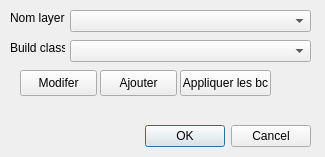
Before: the Qt Designer form py-qgis-plugin-suite/Plugins/MFSF/GUI/uiFile/untitled.ui in siki1793/py-qgis-plugin-suite, drawn with Qt 5.
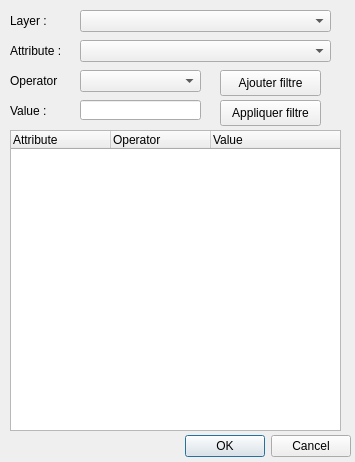
After: the same form once the commit is applied.

Diff of the .ui file:
```diff
--- a/py-qgis-plugin-suite/Plugins/MFSF/GUI/uiFile/untitled.ui
+++ b/py-qgis-plugin-suite/Plugins/MFSF/GUI/uiFile/untitled.ui
@@ -5,8 +5,8 @@
    <rect>
     <x>0</x>
     <y>0</y>
-    <width>325</width>
-    <height>157</height>
+    <width>355</width>
+    <height>462</height>
    </rect>
   </property>
   <property name="windowTitle" >
@@ -15,8 +15,8 @@
   <widget class="QDialogButtonBox" name="buttonBox" >
    <property name="geometry" >
     <rect>
-     <x>-30</x>
-     <y>120</y>
+     <x>10</x>
+     <y>430</y>
      <width>341</width>
      <height>32</height>
     </rect>
@@ -28,20 +28,95 @@
     <set>QDialogButtonBox::Cancel|QDialogButtonBox::NoButton|QDialogButtonBox::Ok</set>
    </property>
   </widget>
-  <widget class="QComboBox" name="layerComboBox" >
-   <property name="enabled" >
-    <bool>true</bool>
+  <widget class="QTreeWidget" name="treeFiltre" >
+   <property name="geometry" >
+    <rect>
+     <x>10</x>
+     <y>130</y>
+     <width>331</width>
+     <height>301</height>
+    </rect>
    </property>
+   <column>
+    <property name="text" >
+     <string>Attribute</string>
+    </property>
+   </column>
+   <column>
+    <property name="text" >
+     <string>Operator</string>
+    </property>
+   </column>
+   <column>
+    <property name="text" >
+     <string>Value</string>
+    </property>
+   </column>
+  </widget>
+  <widget class="QComboBox" name="layerCombo" >
    <property name="geometry" >
     <rect>
-     <x>70</x>
+     <x>80</x>
      <y>10</y>
-     <width>241</width>
+     <width>251</width>
      <height>22</height>
     </rect>
    </property>
-   <property name="editable" >
-    <bool>false</bool>
+  </widget>
+  <widget class="QComboBox" name="attributeCombo" >
+   <property name="geometry" >
+    <rect>
+     <x>80</x>
+     <y>40</y>
+     <width>251</width>
+     <height>22</height>
+    </rect>
+   </property>
+  </widget>
+  <widget class="QComboBox" name="operator" >
+   <property name="geometry" >
+    <rect>
+     <x>80</x>
+     <y>70</y>
+     <width>121</width>
+     <height>22</height>
+    </rect>
+   </property>
+  </widget>
+  <widget class="QLineEdit" name="valueLine" >
+   <property name="geometry" >
+    <rect>
+     <x>80</x>
+     <y>100</y>
+     <width>121</width>
+     <height>20</height>
+    </rect>
+   </property>
+  </widget>
+  <widget class="QPushButton" name="ajouterFiltre" >
+   <property name="geometry" >
+    <rect>
+     <x>220</x>
+     <y>70</y>
+     <width>101</width>
+     <height>26</height>
+    </rect>
+   </property>
+   <property name="text" >
+    <string>Ajouter filtre</string>
+   </property>
+  </widget>
+  <widget class="QPushButton" name="appliquerFiltre" >
+   <property name="geometry" >
+    <rect>
+     <x>220</x>
+     <y>100</y>
+     <width>101</width>
+     <height>26</height>
+    </rect>
+   </property>
+   <property name="text" >
+    <string>Appliquer filtre</string>
    </property>
   </widget>
   <widget class="QLabel" name="label" >
@@ -49,12 +124,12 @@
     <rect>
      <x>10</x>
      <y>10</y>
-     <width>55</width>
-     <height>16</height>
+     <width>71</width>
+     <height>21</height>
     </rect>
    </property>
    <property name="text" >
-    <string>Nom layer :</string>
+    <string>Layer : </string>
    </property>
   </widget>
   <widget class="QLabel" name="label_2" >
@@ -62,61 +137,38 @@
     <rect>
      <x>10</x>
      <y>40</y>
-     <width>55</width>
-     <height>16</height>
+     <width>71</width>
+     <height>21</height>
     </rect>
    </property>
    <property name="text" >
-    <string>Build class :</string>
+    <string>Attribute :</string>
    </property>
   </widget>
-  <widget class="QComboBox" name="comboBox" >
+  <widget class="QLabel" name="label_3" >
    <property name="geometry" >
     <rect>
-     <x>70</x>
-     <y>40</y>
-     <width>241</width>
-     <height>22</height>
-    </rect>
-   </property>
-  </widget>
-  <widget class="QPushButton" name="ajouter" >
-   <property name="geometry" >
-    <rect>
-     <x>100</x>
+     <x>10</x>
      <y>70</y>
-     <width>77</width>
-     <height>26</height>
+     <width>51</width>
+     <height>21</height>
     </rect>
    </property>
    <property name="text" >
-    <string>Ajouter</string>
+    <string>Operator :</string>
    </property>
   </widget>
-  <widget class="QPushButton" name="modifer" >
+  <widget class="QLabel" name="label_4" >
    <property name="geometry" >
     <rect>
-     <x>20</x>
-     <y>70</y>
-     <width>77</width>
-     <height>26</height>
+     <x>10</x>
+     <y>100</y>
+     <width>51</width>
+     <height>21</height>
     </rect>
    </property>
    <property name="text" >
-    <string>Modifer</string>
-   </property>
-  </widget>
-  <widget class="QPushButton" name="appliquer" >
-   <property name="geometry" >
-    <rect>
-     <x>180</x>
-     <y>70</y>
-     <width>91</width>
-     <height>26</height>
-    </rect>
-   </property>
-   <property name="text" >
-    <string>Appliquer les bc</string>
+    <string>Value :</string>
    </property>
   </widget>
  </widget>
```
Left out of the diff: 8 changed lines with no effect on the pictures.
